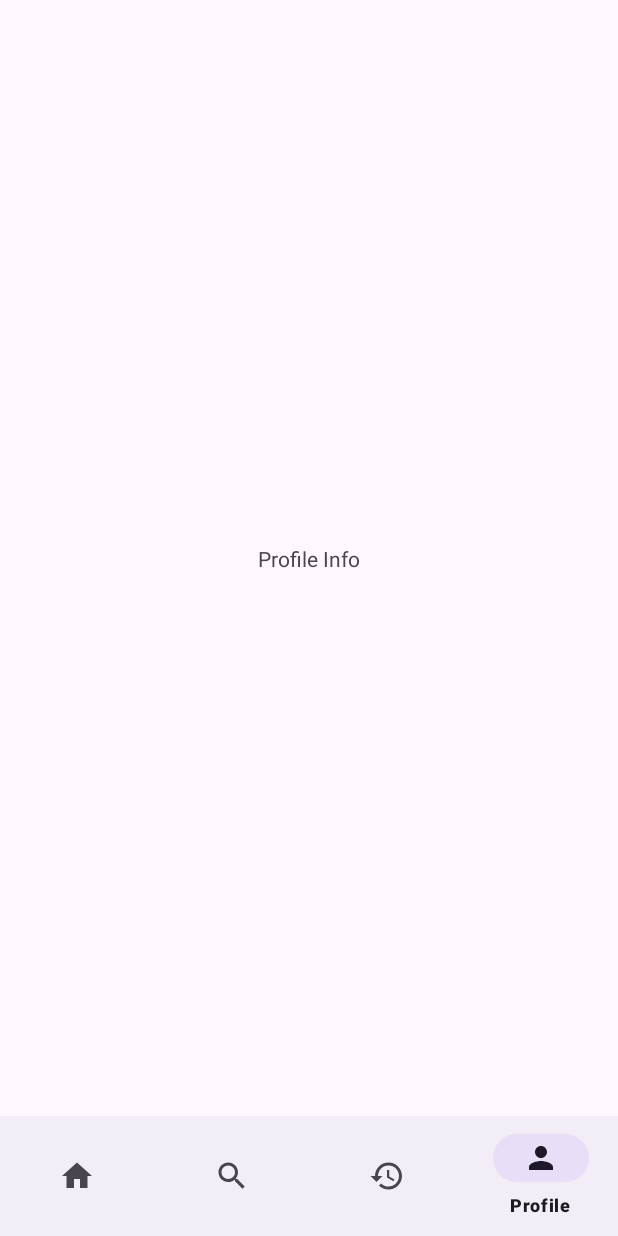
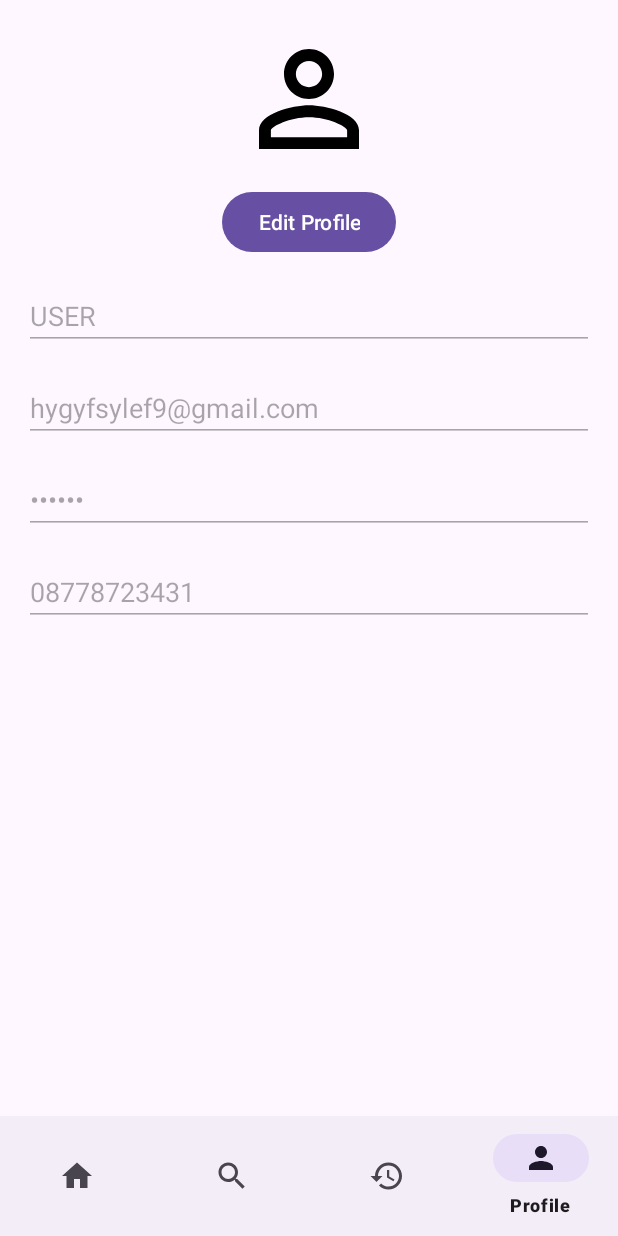
Before and after one commit to Mahesandra23/UTS_LEC_MAP, an Android app: the ProfileFragment screen opened through its navigation route, on a phone screen of 412 x 824 dp. Run offline under Robolectric (Android 15) with nearby library versions, the light colour scheme and no system bars; our stand-ins replace Firebase (no records; nobody signed in at launch, a user with empty details on screens opened directly).

Commit message:
profile not fixed

```diff
--- a/app/src/main/java/com/example/uts_lec_map/ProfileFragment.kt
+++ b/app/src/main/java/com/example/uts_lec_map/ProfileFragment.kt
@@ -1,3 +1,4 @@
+
 package com.example.uts_lec_map
 
 import android.os.Bundle
@@ -13,6 +14,7 @@ class ProfileFragment : Fragment() {
 
     private var _binding: FragmentProfileBinding? = null
     private val binding get() = _binding!!
+    private var isEditing = false // Track if the user is in edit mode
 
     override fun onCreateView(
         inflater: LayoutInflater, container: ViewGroup?,
@@ -23,12 +25,15 @@ class ProfileFragment : Fragment() {
         // Set up Bottom Navigation
         setupBottomNavigation()
 
+        // Set up Edit Profile Button functionality
+        setupEditProfileButton()
+
         return binding.root
     }
 
     private fun setupBottomNavigation() {
         val bottomNavigationView = binding.bottomNavigation
-        bottomNavigationView.selectedItemId = R.id.profile // Mark Profile as selected
+        bottomNavigationView.selectedItemId = R.id.profile
 
         bottomNavigationView.setOnNavigationItemSelectedListener { item ->
             when (item.itemId) {
@@ -44,12 +49,40 @@ class ProfileFragment : Fragment() {
                     findNavController().navigate(R.id.action_profileFragment_to_historyFragment)
                     true
                 }
-                R.id.profile -> {
-                    // Already in ProfileFragment
-                    true
-                }
+                R.id.profile -> true
                 else -> false
             }
+        }
+    }
+
+    private fun setupEditProfileButton() {
+        binding.editProfileButton.setOnClickListener {
+            isEditing = !isEditing // Toggle editing mode
+
+            if (isEditing) {
+                // Change to edit mode
+                binding.usernameEditText.isEnabled = true
+                binding.emailEditText.isEnabled = true
+                binding.passwordEditText.isEnabled = true
+                binding.phoneEditText.isEnabled = true
+                binding.saveButton.visibility = View.VISIBLE
+                binding.editProfileButton.text = "Cancel"
+            } else {
+                // Change to view mode
+                binding.usernameEditText.isEnabled = false
+                binding.emailEditText.isEnabled = false
+                binding.passwordEditText.isEnabled = false
+                binding.phoneEditText.isEnabled = false
+                binding.saveButton.visibility = View.GONE
+                binding.editProfileButton.text = "Edit Profile"
+            }
+        }
+
+        // Save button functionality (you can add saving logic here)
+        binding.saveButton.setOnClickListener {
+            // Implement save logic (e.g., update user data in Firebase)
+            isEditing = false
+            setupEditProfileButton()
         }
     }
 
--- /dev/null
+++ b/app/src/main/res/drawable/ic_user_avatar.xml
@@ -0,0 +1,5 @@
+<vector xmlns:android="http://schemas.android.com/apk/res/android" android:height="24dp" android:tint="#000000" android:viewportHeight="24" android:viewportWidth="24" android:width="24dp">
+
+    <path android:fillColor="@android:color/white" android:pathData="M12,5.9c1.16,0 2.1,0.94 2.1,2.1s-0.94,2.1 -2.1,2.1S9.9,9.16 9.9,8s0.94,-2.1 2.1,-2.1m0,9c2.97,0 6.1,1.46 6.1,2.1v1.1L5.9,18.1L5.9,17c0,-0.64 3.13,-2.1 6.1,-2.1M12,4C9.79,4 8,5.79 8,8s1.79,4 4,4 4,-1.79 4,-4 -1.79,-4 -4,-4zM12,13c-2.67,0 -8,1.34 -8,4v3h16v-3c0,-2.66 -5.33,-4 -8,-4z"/>
+
+</vector>
--- a/app/src/main/res/layout/fragment_profile.xml
+++ b/app/src/main/res/layout/fragment_profile.xml
@@ -7,18 +7,95 @@
     android:layout_height="match_parent"
     tools:context=".ProfileFragment">
 
-    <!-- Profile content, e.g., profile picture, name, etc. -->
-    <TextView
-        android:id="@+id/profile_text"
-        android:layout_width="wrap_content"
-        android:layout_height="wrap_content"
-        android:text="Profile Info"
+    <!-- Profile Image -->
+    <ImageView
+        android:id="@+id/profile_image"
+        android:layout_width="100dp"
+        android:layout_height="100dp"
+        android:src="@drawable/ic_user_avatar"
         app:layout_constraintTop_toTopOf="parent"
         app:layout_constraintStart_toStartOf="parent"
         app:layout_constraintEnd_toEndOf="parent"
-        app:layout_constraintBottom_toTopOf="@id/bottom_navigation" />
+        android:layout_marginTop="16dp"/>
 
-    <!-- Bottom Navigation for navigation between pages -->
+    <!-- Edit Profile Button -->
+    <Button
+        android:id="@+id/editProfileButton"
+        android:layout_width="wrap_content"
+        android:layout_height="wrap_content"
+        android:text="Edit Profile"
+        app:layout_constraintTop_toBottomOf="@id/profile_image"
+        app:layout_constraintStart_toStartOf="parent"
+        app:layout_constraintEnd_toEndOf="parent"
+        android:layout_marginTop="8dp"/>
+
+    <!-- Username -->
+    <EditText
+        android:id="@+id/usernameEditText"
+        android:layout_width="0dp"
+        android:layout_height="wrap_content"
+        android:hint="Username"
+        android:text="USER"
+        android:enabled="false"
+        app:layout_constraintTop_toBottomOf="@id/editProfileButton"
+        app:layout_constraintStart_toStartOf="parent"
+        app:layout_constraintEnd_toEndOf="parent"
+        android:layout_margin="16dp"/>
+
+    <!-- Email -->
+    <EditText
+        android:id="@+id/emailEditText"
+        android:layout_width="0dp"
+        android:layout_height="wrap_content"
+        android:hint="Email"
+        android:text="hygyfsylef9@gmail.com"
+        android:enabled="false"
+        app:layout_constraintTop_toBottomOf="@id/usernameEditText"
+        app:layout_constraintStart_toStartOf="parent"
+        app:layout_constraintEnd_toEndOf="parent"
+        android:layout_margin="16dp"/>
+
+    <!-- Password -->
+    <EditText
+        android:id="@+id/passwordEditText"
+        android:layout_width="0dp"
+        android:layout_height="wrap_content"
+        android:hint="Password"
+        android:text="******"
+        android:enabled="false"
+        android:inputType="textPassword"
+        app:layout_constraintTop_toBottomOf="@id/emailEditText"
+        app:layout_constraintStart_toStartOf="parent"
+        app:layout_constraintEnd_toEndOf="parent"
+        android:layout_margin="16dp"/>
+
+    <!-- Phone Number -->
+    <EditText
+        android:id="@+id/phoneEditText"
+        android:layout_width="0dp"
+        android:layout_height="wrap_content"
+        android:hint="Phone Number"
+        android:text="08778723431"
+        android:enabled="false"
+        android:inputType="phone"
+        app:layout_constraintTop_toBottomOf="@id/passwordEditText"
+        app:layout_constraintStart_toStartOf="parent"
+        app:layout_constraintEnd_toEndOf="parent"
+        android:layout_margin="16dp"/>
+
+    <!-- Save Button -->
+    <Button
+        android:id="@+id/saveButton"
+        android:layout_width="0dp"
+        android:layout_height="wrap_content"
+        android:text="Save"
+        android:visibility="gone"
+        app:layout_constraintTop_toBottomOf="@id/phoneEditText"
+        app:layout_constraintStart_toStartOf="parent"
+        app:layout_constraintEnd_toEndOf="parent"
+        android:layout_margin="16dp"/>
+
+    <!-- Bottom Navigation -->
     <com.google.android.material.bottomnavigation.BottomNavigationView
         android:id="@+id/bottom_navigation"
         android:layout_width="match_parent"
@@ -26,6 +103,6 @@
         app:menu="@menu/bottom_nav_menu"
         app:layout_constraintBottom_toBottomOf="parent"
         app:layout_constraintStart_toStartOf="parent"
-        app:layout_constraintEnd_toEndOf="parent" />
+        app:layout_constraintEnd_toEndOf="parent"/>
 
 </androidx.constraintlayout.widget.ConstraintLayout>
```
